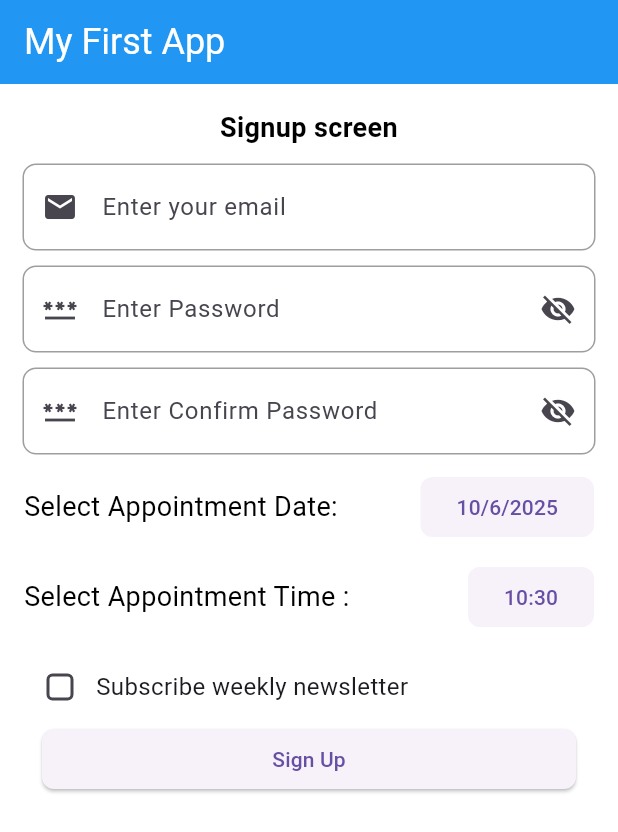
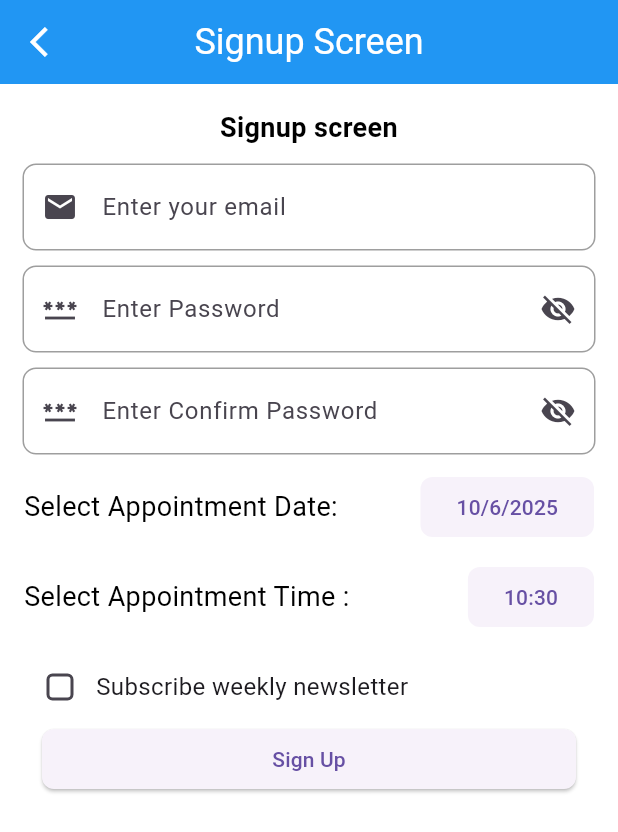
Before and after one commit to shyambuhecha7/flutter-journey, a Flutter app: the SignupScreen screen opened directly, on a phone screen of 412 x 824 dp. Shown: the top 832 px of the screen. Run offline on Flutter 3.47's test engine with Material 3 defaults, Android fonts, the phone set to English and light mode, and no system bars.

Commit message:
simple navigation

```diff
--- a/lib/SignUpScreen.dart
+++ b/lib/SignUpScreen.dart
@@ -22,8 +22,17 @@ class _SignupScreenState extends State<SignupScreen> {
   Widget build(BuildContext context) {
     return Scaffold(
       appBar: AppBar(
-        title: Text("My First App"),
+        title: Text("Signup Screen"),
         backgroundColor: Colors.blue,
+        iconTheme: IconThemeData(color: Colors.white),
+        centerTitle: true,
+        leading: Padding(
+          padding: const EdgeInsets.symmetric(horizontal: 12),
+          child: IconButton(
+                onPressed: () {Navigator.pop(context);},
+                icon: Icon(Icons.arrow_back_ios),
+          ),
+        ),
         titleTextStyle: TextStyle(color: Colors.white, fontSize: 24),
       ),
       body: Container(
--- a/lib/main.dart
+++ b/lib/main.dart
@@ -1,5 +1,5 @@
 import 'package:flutter/material.dart';
-import 'package:my_first_project/SampleScreen.dart';
+import 'package:my_first_project/HomeScreen.dart';
 import 'package:my_first_project/SignUpScreen.dart';
 
 void main() {
@@ -7,17 +7,15 @@ void main() {
 }
 
 class MainApp extends StatelessWidget {
-  // const MainApp({super.key});
-
+  const MainApp({super.key});
 
   @override
   Widget build(BuildContext context) {
-    const String appName = "My First App";
+    const String appName = "Flutter Journey";
     return MaterialApp(
       title: appName,
       debugShowCheckedModeBanner: false,
-      home: SignupScreen()
-
+      home: Homescreen()
     );
   }
 }
```
Also changed, not shown: lib/GridScreen.dart (added, +30 -0 lines), lib/HomeScreen.dart (added, +56 -0 lines).
